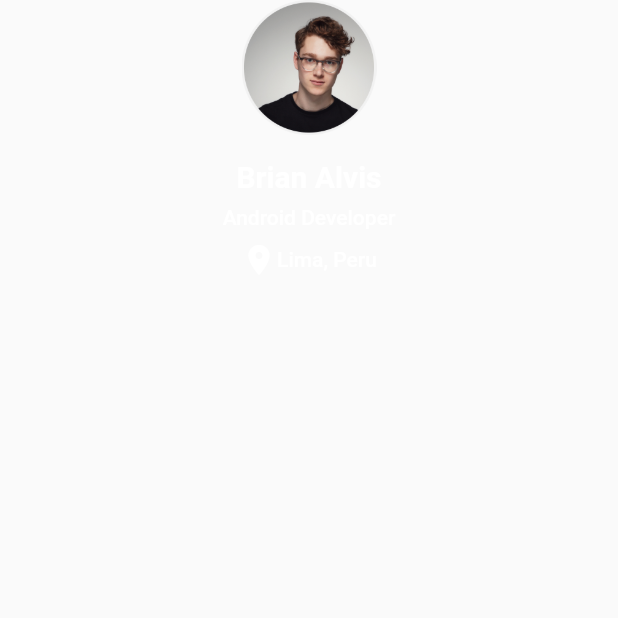
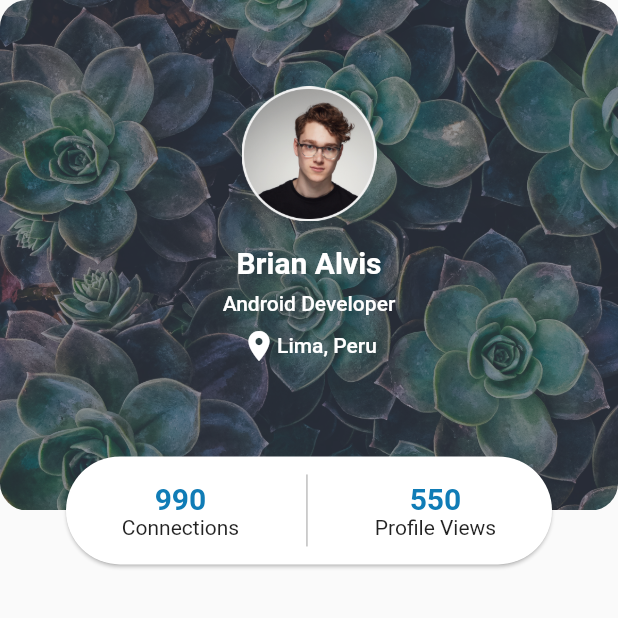
Before and after one commit to bafmay/FlutterDesigns, a Flutter app: the ProfilePage screen opened directly, on a phone screen of 412 x 824 dp, the top half of it. Run offline on Flutter 3.47's test engine with Material 2 defaults, Android fonts, the phone set to English and light mode, and no system bars; our stand-ins replace flutter_svg, google_fonts.

Commit message:
Avance Profile LinkedIn

```diff
--- a/lib/linkedin/pages/profile/profile_page.dart
+++ b/lib/linkedin/pages/profile/profile_page.dart
@@ -5,46 +5,135 @@ import 'package:flutter_design/linkedin/utils/linkedin_colors.dart';
 class ProfilePage extends StatelessWidget {
   @override
   Widget build(BuildContext context) {
-
+    final _centerHeight = 80.0;
     return Scaffold(
       body: SafeArea(
-        child: Stack(
+        child: Column(
           children: [
-
-            ProfileInfo(),
+            Expanded(
+              flex: 6,
+              child: _ProfileHeader(centerHeight: _centerHeight)
+            ),
+            Expanded(
+              flex: 7,
+              child: SizedBox()
+            )
           ]
-        )
+        ),
       )
     );
   }
 }
 
+class _ProfileHeader extends StatelessWidget {
+  const _ProfileHeader({
+    Key key,@required double centerHeight}) : _centerHeight = centerHeight, super(key: key);
+
+  final double _centerHeight;
+
+  @override
+  Widget build(BuildContext context) {
+    return Stack(
+      children: [
+        Positioned.fill(
+          bottom: _centerHeight / 2,
+          child: DecoratedBox(
+            decoration: BoxDecoration(
+              borderRadius: BorderRadius.circular(18),
+              image: DecorationImage(
+                image: AssetImage(user.background),
+                fit: BoxFit.cover
+              )
+            ),
+            child: ProfileInfo(paddingCard: _centerHeight)
+          )
+        ),
+        Positioned(
+          left: 0,
+          right: 0,
+          bottom: 0,
+          height: _centerHeight,
+          child: SpecsCard()
+        )
+      ]
+    );
+  }
+}
+
+class SpecsCard extends StatelessWidget {
+  const SpecsCard({Key key}) : super(key: key);
+
+  @override
+  Widget build(BuildContext context) {
+    return Padding(
+      padding: EdgeInsets.symmetric(horizontal: 40),
+      child: Card(
+        shape: RoundedRectangleBorder(borderRadius: BorderRadius.circular(36)),
+        child: Row(
+          mainAxisAlignment: MainAxisAlignment.spaceEvenly,
+          children: [
+            _CardItem(label: user.conections,description: 'Connections',),
+            Padding(
+              padding: const EdgeInsets.symmetric(vertical: 12),
+              child: VerticalDivider(color: Colors.grey),
+            ),
+            _CardItem(label: user.profile, description:'Profile Views')
+          ],
+        ),
+      ),
+    );
+  }
+}
+
+class _CardItem extends StatelessWidget {
+  const _CardItem({Key key,this.label,this.description}) : super(key: key);
+  final int label;
+  final String description;
+
+  @override
+  Widget build(BuildContext context) {
+    return Column(
+      mainAxisAlignment: MainAxisAlignment.center,
+      children: [
+        Text('$label',style: Theme.of(context).textTheme.headline6.copyWith(
+          color: Color(0xFF107CB6),fontWeight: FontWeight.bold
+        )),
+        Text(description)
+      ],
+    );
+  }
+}
+
 class ProfileInfo extends StatelessWidget {
-  const ProfileInfo({Key key}) : super(key: key);
+  const ProfileInfo({Key key,this.paddingCard}) : super(key: key);
+  final double paddingCard;
 
   @override
   Widget build(BuildContext context) {
     final style = Theme.of(context).textTheme.bodyText1.copyWith(color: LinkedInColors.white);
-    return Container(
-
+    return Padding(
+      padding: EdgeInsets.only(bottom: paddingCard/2),
       child: Column(
-      crossAxisAlignment: CrossAxisAlignment.center,
+        mainAxisAlignment: MainAxisAlignment.center,
         children: [
-        Image.asset(user.photo,height: 90),
+          Image.asset(user.photo, height: 90),
           SizedBox(height: 16),
-        Text(user.name,style: Theme.of(context).textTheme.headline6.copyWith(color: LinkedInColors.white,fontWeight: FontWeight.bold)),
+          Text(
+            user.name,
+            style: Theme.of(context).textTheme.headline6.copyWith(
+                color: LinkedInColors.white, fontWeight: FontWeight.bold)),
           SizedBox(height: 8),
-        Text(user.ocupation,style: style),
+          Text(user.ocupation, style: style),
           SizedBox(height: 8),
           Row(
             mainAxisAlignment: MainAxisAlignment.center,
             children: [
-            Icon(Icons.location_on,color: Colors.white),
+              Icon(Icons.location_on, color: Colors.white),
               Text(user.location, style: style)
-          ],
+            ]
           )
-      ],
-    )
+        ]
+      ),
     );
   }
 }
```
Lines whose indentation alone changed are shown as unchanged.
